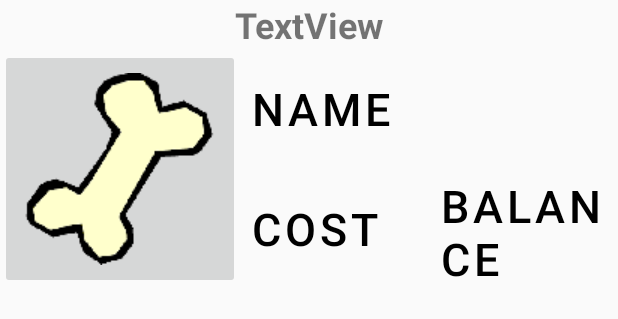
After one commit to KJAstudios/MyShoppingApp, an Android app: the layout history_item.xml on its own in the app's theme, with its tools: preview values and no code run, on a phone screen of 412 x 824 dp. The commit adds this screen. Shown: the top 319 px of the screen. Run offline under Robolectric (Android 15) with nearby library versions, the phone set to English and light mode, and no system bars.

Commit message:
implemented history

```diff
--- a/app/src/main/java/com/example/myshoppingapp/ConfirmPurchaseDialog.java
+++ b/app/src/main/java/com/example/myshoppingapp/ConfirmPurchaseDialog.java
@@ -65,7 +65,9 @@ public class ConfirmPurchaseDialog extends Dialog {
                     View view = layout.getChildAt(i);
                     Log.d("id", view.findViewById(R.id.nameButton).getTag().toString());
                     if (Integer.parseInt(view.findViewById(R.id.nameButton).getTag().toString()) == itemId) {
-                        Cart.buySomething(databaseController.getItem(itemId).price);
+                        int itemPrice = databaseController.getItem(itemId).price;
+                        Cart.buySomething(itemPrice);
+                        HistoryManager.addTransaction(itemId, Cart.getMoney());
                         ShopDataManager.removeItem(itemId);
                         layout.removeViewAt(i);
                         break;
--- /dev/null
+++ b/app/src/main/res/layout/history_item.xml
@@ -0,0 +1,88 @@
+<?xml version="1.0" encoding="utf-8"?>
+<LinearLayout xmlns:android="http://schemas.android.com/apk/res/android"
+    xmlns:app="http://schemas.android.com/apk/res-auto"
+    android:layout_width="match_parent"
+    android:layout_height="wrap_content"
+    android:orientation="vertical">
+
+    <TextView
+        android:id="@+id/timeDateText"
+        android:layout_width="match_parent"
+        android:layout_height="wrap_content"
+        android:text="TextView"
+        android:textAlignment="center"
+        android:textSize="24sp"
+        android:textStyle="bold" />
+
+    <LinearLayout
+        android:layout_width="match_parent"
+        android:layout_height="match_parent"
+        android:orientation="horizontal">
+
+        <ImageButton
+            android:id="@+id/imageButton2"
+            android:layout_width="160dp"
+            android:layout_height="160dp"
+            app:srcCompat="@drawable/bone" />
+
+        <LinearLayout
+            android:layout_width="match_parent"
+            android:layout_height="match_parent"
+            android:orientation="vertical">
+
+            <LinearLayout
+                android:layout_width="match_parent"
+                android:layout_height="match_parent"
+                android:layout_weight="1"
+                android:orientation="horizontal">
+
+                <Button
+                    android:id="@+id/nameButton"
+                    style="@style/Widget.MaterialComponents.Button.TextButton"
+                    android:layout_width="match_parent"
+                    android:layout_height="match_parent"
+                    android:layout_weight="1"
+                    android:text="name"
+                    android:textAlignment="textStart"
+                    android:textColor="@android:color/black"
+                    android:textSize="30sp"
+                    app:iconTint="#FFFF" />
+
+            </LinearLayout>
+
+            <LinearLayout
+                android:layout_width="match_parent"
+                android:layout_height="match_parent"
+                android:layout_weight="1"
+                android:orientation="horizontal">
+
+                <Button
+                    android:id="@+id/historyCostButton"
+                    style="@style/Widget.MaterialComponents.Button.TextButton"
+                    android:layout_width="match_parent"
+                    android:layout_height="match_parent"
+                    android:layout_weight="1"
+                    android:text="cost"
+                    android:textAlignment="textStart"
+                    android:textColor="@android:color/black"
+                    android:textSize="30sp"
+                    app:iconTint="#FFFF" />
+
+                <Button
+                    android:id="@+id/remainingBalanceButton"
+                    style="@style/Widget.MaterialComponents.Button.TextButton"
+                    android:layout_width="match_parent"
+                    android:layout_height="match_parent"
+                    android:layout_weight="1"
+                    android:text="balance"
+                    android:textAlignment="textStart"
+                    android:textColor="@android:color/black"
+                    android:textSize="30sp"
+                    app:iconTint="#FFFF" />
+
+            </LinearLayout>
+
+        </LinearLayout>
+    </LinearLayout>
+
+</LinearLayout>
```
Also changed, not shown: app/src/main/java/com/example/myshoppingapp/HistoryManager.java (+42 -3 lines), app/src/main/java/com/example/myshoppingapp/HistoryObject.java (+4 -4 lines), app/src/main/java/com/example/myshoppingapp/ScrollingActivity.java (+19 -4 lines), app/src/main/java/com/example/myshoppingapp/ShopDataManager.java (+8 -0 lines), app/src/main/res/menu/menu_scrolling.xml (+10 -0 lines).
